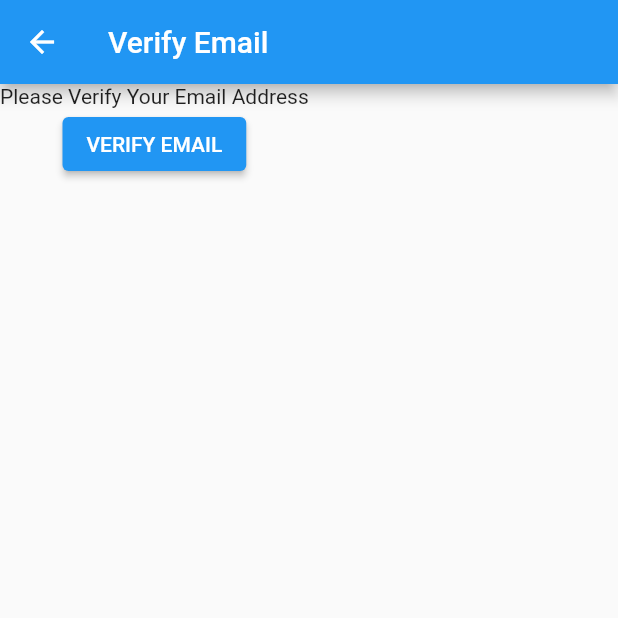
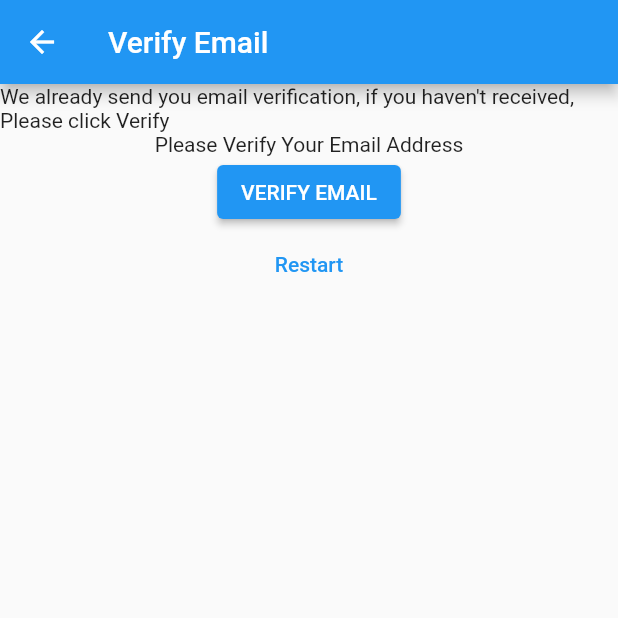
Before and after one commit to aditechdev/flutter-mynotes, a Flutter app: the EmailVerifiedView screen opened by its route, on a phone screen of 412 x 824 dp, the top half of it. Run offline on Flutter 3.47's test engine with Material 2 defaults, Android fonts, the phone set to English and light mode, and no system bars; our stand-ins replace firebase_auth, firebase_core; accounts and stored records are empty.

Commit message:
:fire: Small change

```diff
--- a/lib/views/verify_email_view.dart
+++ b/lib/views/verify_email_view.dart
@@ -19,6 +19,8 @@ class _EmailVerifiedViewState extends State<EmailVerifiedView> {
       ),
       body: Column(
         children: [
+          const Text(
+              "We already send you email verification, if you haven't received, Please click Verify"),
           const Text("Please Verify Your Email Address"),
           // TextField(
           //   controller: _emailController,
@@ -44,7 +46,21 @@ class _EmailVerifiedViewState extends State<EmailVerifiedView> {
                     .pushNamedAndRemoveUntil(NotesRoute, (route) => false);
               }
             },
-              child: const Text("VERIFY EMAIL"))
+            child: const Text(
+              "VERIFY EMAIL",
+            ),
+          ),
+          TextButton(
+            onPressed: () async {
+              await FirebaseAuth.instance.signOut();
+              if (!mounted) return;
+              Navigator.of(context)
+                  .pushNamedAndRemoveUntil(RegisterRoute, (route) => false);
+            },
+            child: const Text(
+              "Restart",
+            ),
+          ),
         ],
       ),
     );
```
Also changed, not shown: lib/views/register_view.dart (+20 -5 lines). Lines whose indentation alone changed are shown as unchanged.
